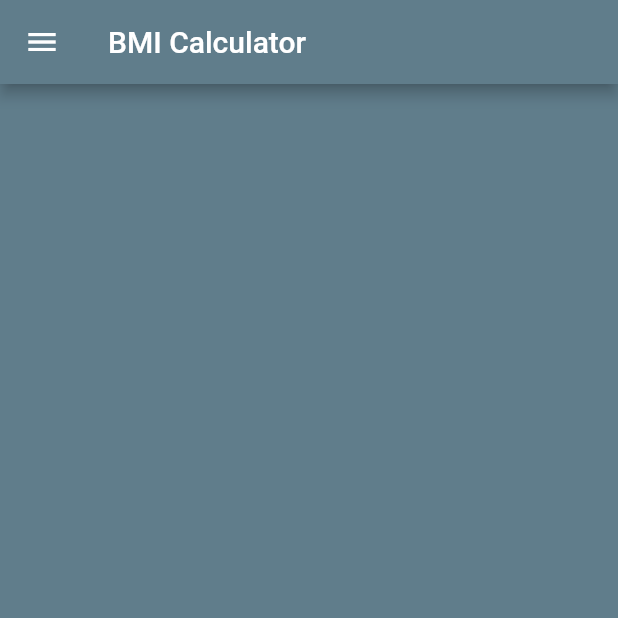
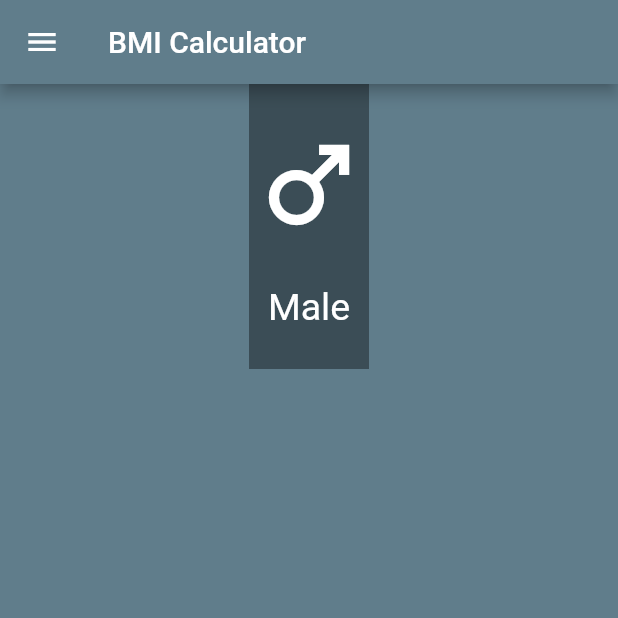
Before and after one commit to UdeepaSandakal/bmi, a Flutter app: the screen it shows after launch, on a phone screen of 412 x 824 dp, the top half of it. Run offline on Flutter 3.47's test engine with Material 2 defaults, Android fonts, the phone set to English and light mode, and no system bars.

Commit message:
Creating First Component - Male

```diff
--- a/lib/bmi_veiw.dart
+++ b/lib/bmi_veiw.dart
@@ -19,6 +19,36 @@ class _BMIViewState extends State<BMIView> {
         title: Text('BMI Calculator'),
         backgroundColor: Colors.blueGrey,
       ),
+      body: Column(
+        children: <Widget>[
+          Row(
+            mainAxisAlignment: MainAxisAlignment.center,
+            children: [
+              Container(
+                height: 190,
+                color: Colors.black38,
+                child: Column(
+                  mainAxisAlignment: MainAxisAlignment.spaceEvenly,
+                  children: [
+                    Icon(
+                      Icons.male,
+                      color: Colors.white,
+                      size: 80.0,
+                    ),
+                    Text(
+                      'Male',
+                      style: TextStyle(
+                        fontSize: 25.0,
+                        color: Colors.white,
+                      ),
+                    ),
+                  ],
+                ),
+              ),
+            ],
+          ),
+        ],
+      ),
     );
   }
 }
```
